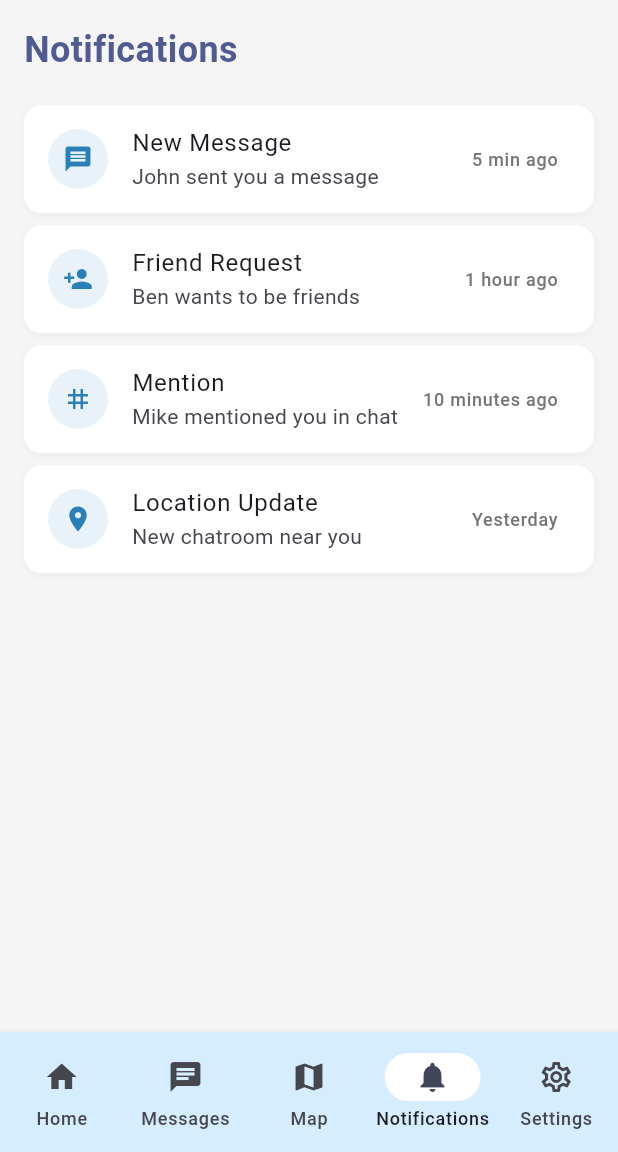
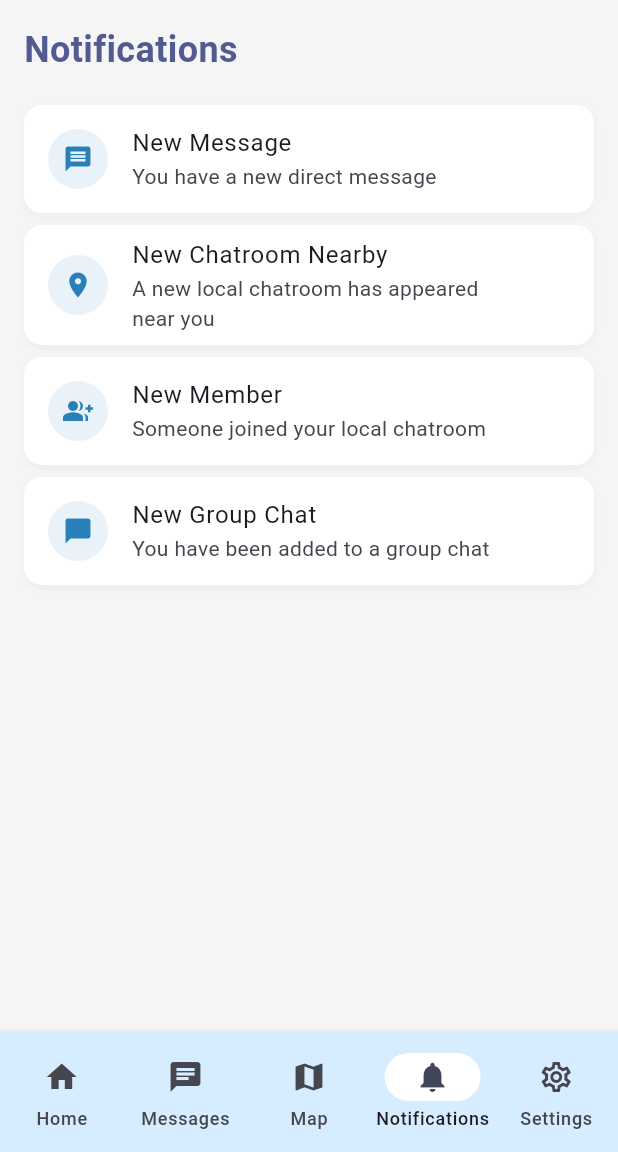
Before and after one commit to Voyage-local-chat-group/voyage-local-chat-group, a Flutter app: the HomeScreen screen opened directly, item 4 of the bottom bar chosen, on a phone screen of 412 x 824 dp, the part 84-1236 px from its top. Run offline on Flutter 3.47's test engine with Material 3 defaults, Android fonts, the phone set to English and light mode, and no system bars; our stand-ins replace flutter_map, latlong2, shared_preferences; accounts and stored records are empty; network calls fail.

Commit message:
Updated notifications with app-relevant content

```diff
--- a/frontend/lib/views/notifications_screen.dart
+++ b/frontend/lib/views/notifications_screen.dart
@@ -14,27 +14,27 @@ class _NotificationsScreenState extends State<NotificationsScreen> {
   final List<Map<String, dynamic>> _notifications = [
     {
         'title': 'New Message',
-            'message': 'John sent you a message',
-            'time': '5 min ago',
+        'message': 'You have a new direct message',
+        'time': '',
         'icon': Icons.message,
     },
     {
-            'title': 'Friend Request',
-            'message': 'Ben wants to be friends',
-            'time': '1 hour ago',
-            'icon': Icons.person_add,
+        'title': 'New Chatroom Nearby',
+        'message': 'A new local chatroom has appeared near you',
+        'time': '',
+        'icon': Icons.location_on,
     },
     {
-            'title': 'Mention',
-            'message': 'Mike mentioned you in chat',
-            'time': '10 minutes ago',
-            'icon': Icons.tag,
+        'title': 'New Member',
+        'message': 'Someone joined your local chatroom',
+        'time': '',
+        'icon': Icons.group_add,
     },
     {
-            'title': 'Location Update',
-            'message': 'New chatroom near you',
-            'time': 'Yesterday',
-            'icon': Icons.location_on,
+        'title': 'New Group Chat',
+        'message': 'You have been added to a group chat',
+        'time': '',
+        'icon': Icons.chat_bubble,
     },
 ];
         @override
```
Lines whose indentation alone changed are shown as unchanged.
